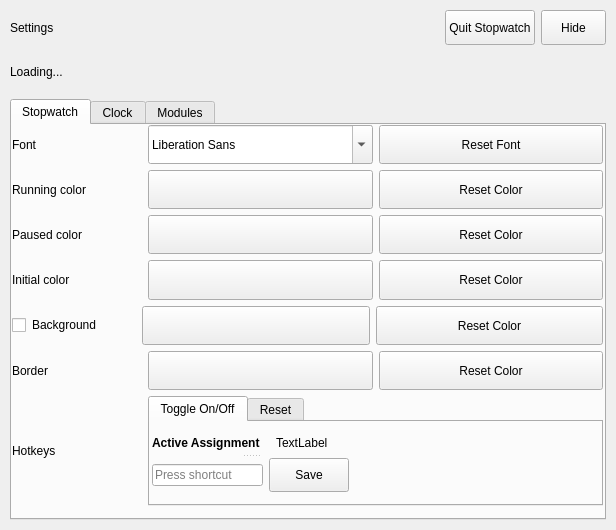
First picture: the form in stopwatchinteractiveeditor.ui, repository Bo0sted/phasmophobia-stopwatch-timer, before the edit.
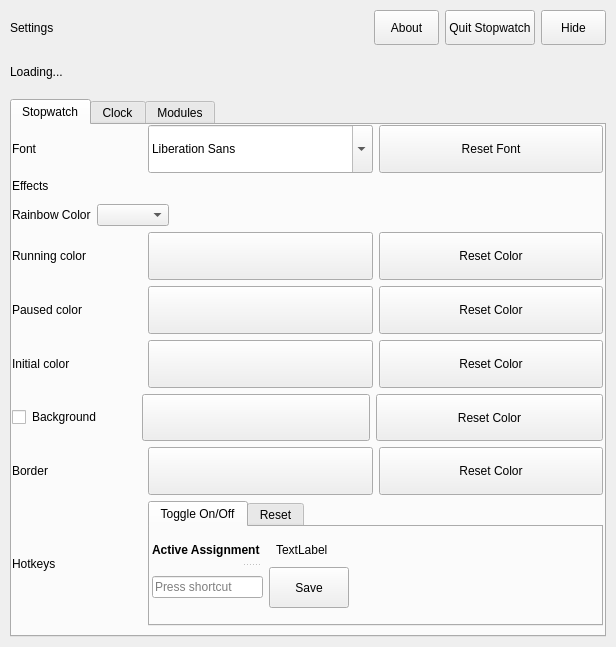
Second picture: the form after the edit.

Commit message: bumped version, added rainbow mode, more UI improvements

```diff
--- a/stopwatchinteractiveeditor.ui
+++ b/stopwatchinteractiveeditor.ui
@@ -7,7 +7,7 @@
     <x>0</x>
     <y>0</y>
     <width>616</width>
-    <height>530</height>
+    <height>647</height>
    </rect>
   </property>
   <property name="sizePolicy">
@@ -177,6 +177,19 @@
          </property>
         </spacer>
        </item>
+       <item>
+        <widget class="QPushButton" name="AboutProgramPushButton">
+         <property name="maximumSize">
+          <size>
+           <width>65</width>
+           <height>50</height>
+          </size>
+         </property>
+         <property name="text">
+          <string>About</string>
+         </property>
+        </widget>
+       </item>
        <item>
         <widget class="QPushButton" name="quitStopwatch">
          <property name="sizePolicy">
@@ -275,7 +288,7 @@
            <x>0</x>
            <y>0</y>
            <width>591</width>
-           <height>381</height>
+           <height>501</height>
           </rect>
          </property>
          <layout class="QVBoxLayout" name="verticalLayout">
@@ -349,6 +362,66 @@
             </item>
            </layout>
           </item>
+          <item>
+           <layout class="QVBoxLayout" name="verticalLayout_2">
+            <item>
+             <widget class="QLabel" name="label_6">
+              <property name="sizePolicy">
+               <sizepolicy hsizetype="Fixed" vsizetype="Preferred">
+                <horstretch>0</horstretch>
+                <verstretch>0</verstretch>
+               </sizepolicy>
+              </property>
+              <property name="text">
+               <string>Effects</string>
+              </property>
+              <property name="alignment">
+               <set>Qt::AlignmentFlag::AlignLeading|Qt::AlignmentFlag::AlignLeft|Qt::AlignmentFlag::AlignTop</set>
+              </property>
+             </widget>
+            </item>
+            <item>
+             <layout class="QHBoxLayout" name="horizontalLayout_15">
+              <item>
+               <widget class="QLabel" name="label_7">
+                <property name="sizePolicy">
+                 <sizepolicy hsizetype="Fixed" vsizetype="Preferred">
+                  <horstretch>0</horstretch>
+                  <verstretch>0</verstretch>
+                 </sizepolicy>
+                </property>
+                <property name="text">
+                 <string>Rainbow Color</string>
+                </property>
+               </widget>
+              </item>
+              <item>
+               <widget class="QComboBox" name="rainbowColorComboBox">
+                <property name="maximumSize">
+                 <size>
+                  <width>200</width>
+                  <height>16777215</height>
+                 </size>
+                </property>
+               </widget>
+              </item>
+              <item>
+               <spacer name="horizontalSpacer_2">
+                <property name="orientation">
+                 <enum>Qt::Orientation::Horizontal</enum>
+                </property>
+                <property name="sizeHint" stdset="0">
+                 <size>
+                  <width>40</width>
+                  <height>20</height>
+                 </size>
+                </property>
+               </spacer>
+              </item>
+             </layout>
+            </item>
+           </layout>
+          </item>
           <item>
            <layout class="QHBoxLayout" name="horizontalLayout_8">
             <item>
@@ -681,7 +754,7 @@
               <property name="minimumSize">
                <size>
                 <width>0</width>
-                <height>110</height>
+                <height>125</height>
                </size>
               </property>
               <property name="currentIndex">
@@ -703,7 +776,7 @@
                   <x>-8</x>
                   <y>0</y>
                   <width>217</width>
-                  <height>80</height>
+                  <height>91</height>
                  </rect>
                 </property>
                 <layout class="QVBoxLayout" name="verticalLayout_6">
```
Left out of the diff: 2 changed lines with no effect on the pictures. The commit also changes 19 other files.
